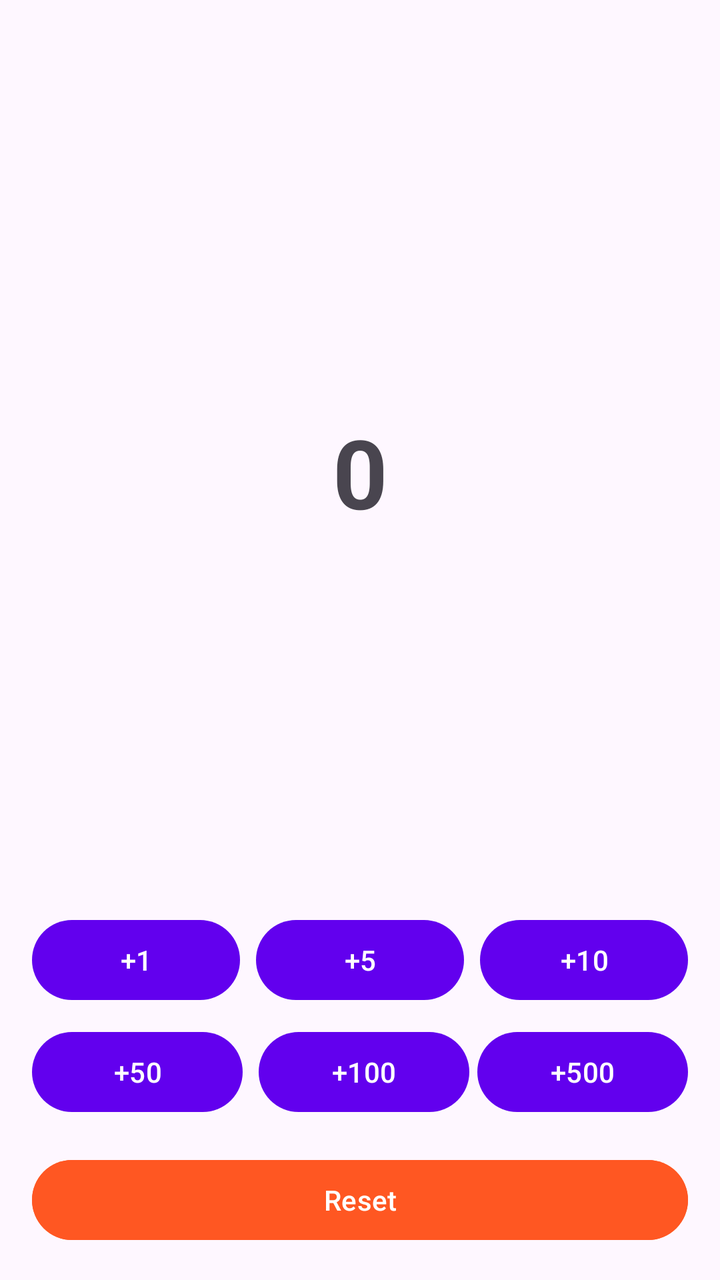
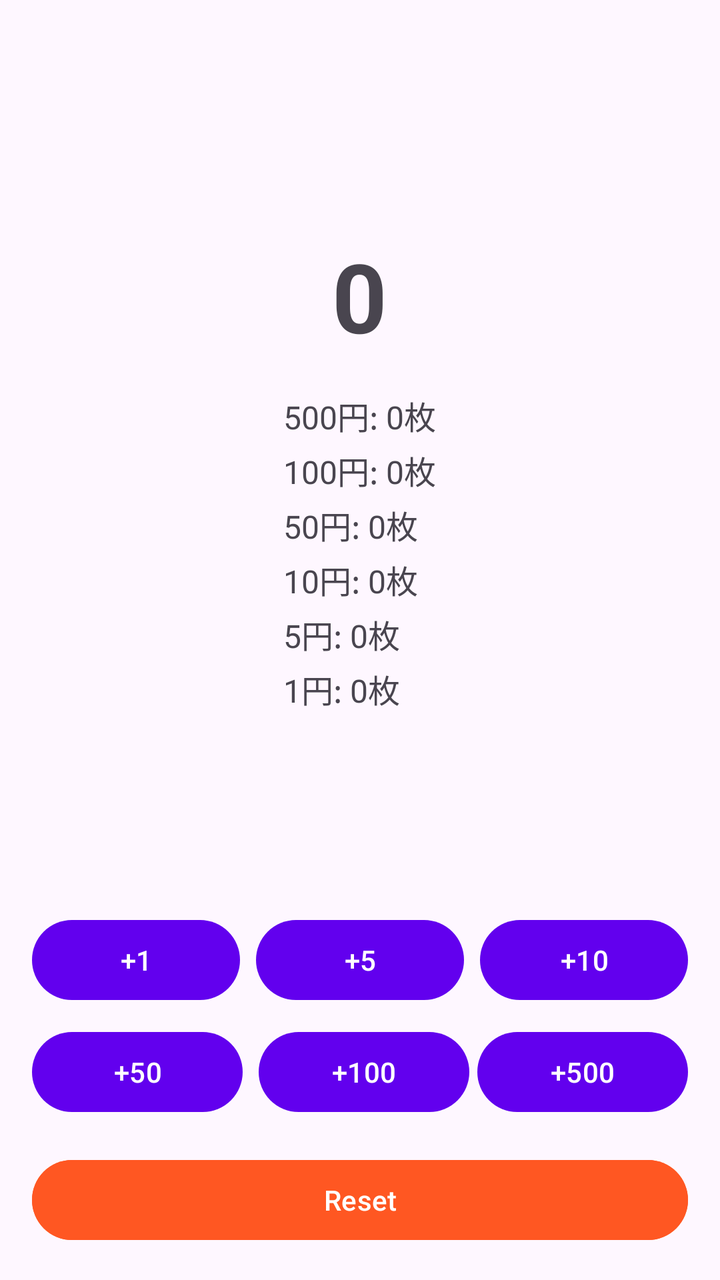

Before-and-after screenshots of an Android layout around one commit, followed by the original layout XML and the change that was made.
<!-- AndroidManifest.xml: activity theme Theme.CoinCounter -->
<!-- res/layout/activity_main.xml -->
<layout xmlns:android="http://schemas.android.com/apk/res/android">

    <LinearLayout
        android:layout_width="match_parent"
        android:layout_height="match_parent"
        android:orientation="vertical"
        android:gravity="center"
        android:padding="16dp">

        
        <TextView
            android:id="@+id/textViewCount"
            android:layout_width="match_parent"
            android:layout_height="0dp"
            android:layout_weight="1"
            android:gravity="center"
            android:text="0"
            android:textSize="48sp"
            android:textStyle="bold" />

        
        <LinearLayout
            android:layout_width="match_parent"
            android:layout_height="wrap_content"
            android:orientation="vertical"
            android:gravity="center">

            
            <LinearLayout
                android:layout_width="match_parent"
                android:layout_height="wrap_content"
                android:orientation="horizontal"
                android:gravity="center"
                android:layout_marginBottom="8dp">

                <Button
                    android:id="@+id/buttonIncrement"
                    android:layout_width="0dp"
                    android:layout_height="wrap_content"
                    android:layout_weight="1"
                    android:layout_marginEnd="4dp"
                    android:text="+1" />

                <Button
                    android:id="@+id/buttonIncrement5"
                    android:layout_width="0dp"
                    android:layout_height="wrap_content"
                    android:layout_weight="1"
                    android:layout_marginStart="4dp"
                    android:layout_marginEnd="4dp"
                    android:text="+5" />

                <Button
                    android:id="@+id/buttonIncrement10"
                    android:layout_width="0dp"
                    android:layout_height="wrap_content"
                    android:layout_weight="1"
                    android:layout_marginStart="4dp"
                    android:text="+10" />
            </LinearLayout>

            
            <LinearLayout
                android:layout_width="match_parent"
                android:layout_height="wrap_content"
                android:orientation="horizontal"
                android:gravity="center">

                <Button
                    android:id="@+id/buttonIncrement50"
                    android:layout_width="0dp"
                    android:layout_height="wrap_content"
                    android:layout_weight="1"
                    android:layout_marginEnd="4dp"
                    android:text="+50" />

                <Button
                    android:id="@+id/buttonIncrement100"
                    android:layout_width="0dp"
                    android:layout_height="wrap_content"
                    android:layout_weight="1"
                    android:layout_marginStart="4dp"
                    android:text="+100" />

                <Button
                    android:id="@+id/buttonIncrement500"
                    android:layout_width="0dp"
                    android:layout_height="wrap_content"
                    android:layout_weight="1"
                    android:layout_marginStart="4dp"
                    android:text="+500" />
            </LinearLayout>
        </LinearLayout>

        
        <Button
            android:id="@+id/buttonReset"
            android:layout_width="match_parent"
            android:layout_height="wrap_content"
            android:layout_marginTop="16dp"
            android:text="Reset"
            android:backgroundTint="@color/reset_button_background"
            android:textColor="@color/reset_button_text" />

    </LinearLayout>
</layout>
<!-- resources referenced by this layout -->
<resources>
  <color name="reset_button_background">#FF5722</color>
  <color name="reset_button_text">#FFFFFF</color>
  <style name="Theme.CoinCounter" parent="Theme.Material3.DayNight">
          
          <item name="colorPrimary">@color/purple_500</item>
          <item name="colorSecondary">@color/teal_200</item>
          <item name="colorTertiary">@color/purple_700</item>
          
          <item name="android:windowTranslucentStatus">false</item>
          <item name="android:windowTranslucentNavigation">false</item>
          <item name="android:statusBarColor">@android:color/transparent</item>
          <item name="android:navigationBarColor">@android:color/transparent</item>
          <item name="android:enforceNavigationBarContrast">false</item>
          <item name="android:enforceStatusBarContrast">false</item>
      </style>
  <color name="purple_500">#FF6200EE</color>
  <color name="teal_200">#FF03DAC5</color>
  <color name="purple_700">#FF3700B3</color>
</resources>

<!-- the commit's change to res/layout/activity_main.xml (unified diff, before → after) -->
@@ -8,15 +8,78 @@
         android:padding="16dp">
 
         
-        <TextView
-            android:id="@+id/textViewCount"
+        <LinearLayout
             android:layout_width="match_parent"
             android:layout_height="0dp"
             android:layout_weight="1"
-            android:gravity="center"
-            android:text="0"
-            android:textSize="48sp"
-            android:textStyle="bold" />
+            android:orientation="vertical"
+            android:gravity="center">
+
+            <TextView
+                android:id="@+id/textViewCount"
+                android:layout_width="wrap_content"
+                android:layout_height="wrap_content"
+                android:text="0"
+                android:textSize="48sp"
+                android:textStyle="bold"
+                android:layout_marginBottom="16dp" />
+
+            
+            <LinearLayout
+                android:layout_width="wrap_content"
+                android:layout_height="wrap_content"
+                android:orientation="vertical"
+                android:gravity="start">
+
+                <TextView
+                    android:id="@+id/textViewCount500"
+                    android:layout_width="wrap_content"
+                    android:layout_height="wrap_content"
+                    android:text="500円: 0枚"
+                    android:textSize="16sp"
+                    android:layout_marginBottom="4dp" />
+
+                <TextView
+                    android:id="@+id/textViewCount100"
+                    android:layout_width="wrap_content"
+                    android:layout_height="wrap_content"
+                    android:text="100円: 0枚"
+                    android:textSize="16sp"
+                    android:layout_marginBottom="4dp" />
+
+                <TextView
+                    android:id="@+id/textViewCount50"
+                    android:layout_width="wrap_content"
+                    android:layout_height="wrap_content"
+                    android:text="50円: 0枚"
+                    android:textSize="16sp"
+                    android:layout_marginBottom="4dp" />
+
+                <TextView
+                    android:id="@+id/textViewCount10"
+                    android:layout_width="wrap_content"
+                    android:layout_height="wrap_content"
+                    android:text="10円: 0枚"
+                    android:textSize="16sp"
+                    android:layout_marginBottom="4dp" />
+
+                <TextView
+                    android:id="@+id/textViewCount5"
+                    android:layout_width="wrap_content"
+                    android:layout_height="wrap_content"
+                    android:text="5円: 0枚"
+                    android:textSize="16sp"
+                    android:layout_marginBottom="4dp" />
+
+                <TextView
+                    android:id="@+id/textViewCount1"
+                    android:layout_width="wrap_content"
+                    android:layout_height="wrap_content"
+                    android:text="1円: 0枚"
+                    android:textSize="16sp" />
+
+            </LinearLayout>
+        </LinearLayout>
 
         
         <LinearLayout
